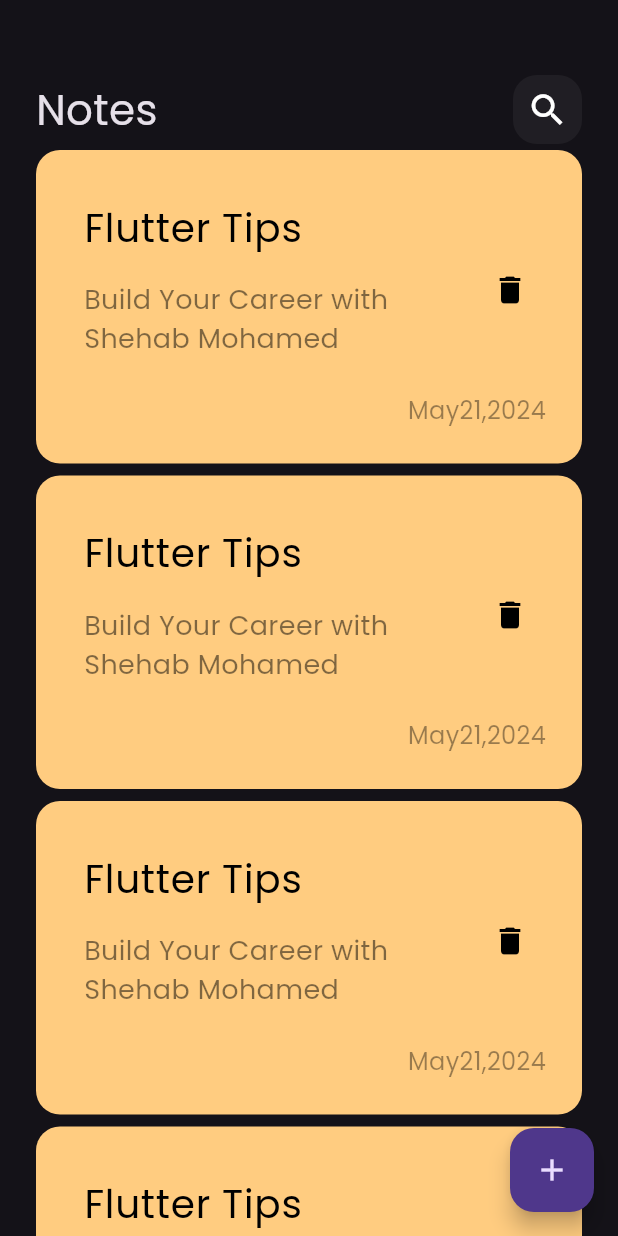
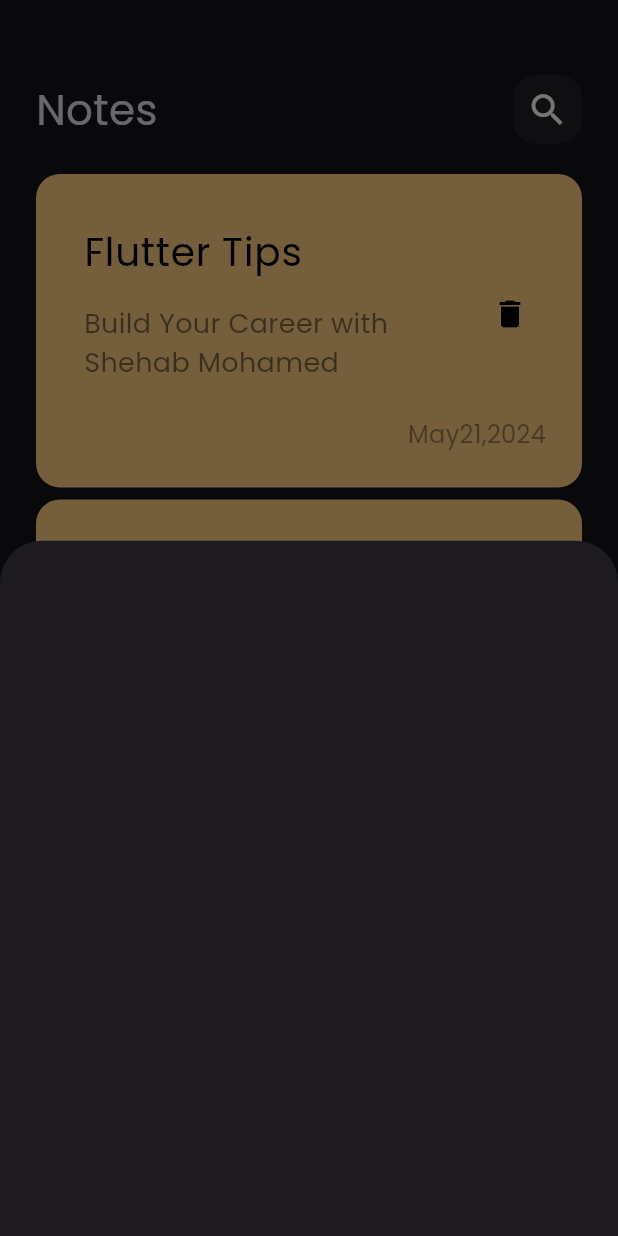
Before and after one commit to shehabbebo/notes_app, a Flutter app: the screen it shows after launch, after a tap on the "add" icon, on a phone screen of 412 x 824 dp. Run offline on Flutter 3.47's test engine with Material 3 defaults, Android fonts, the phone set to English and light mode, and no system bars.

Commit message:
show model buttom sheet

```diff
--- a/lib/views/notes_view.dart
+++ b/lib/views/notes_view.dart
@@ -1,4 +1,5 @@
 import 'package:flutter/material.dart';
+import 'package:note_app/views/weight/addnote_buttomSheet.dart';
 import 'package:note_app/views/weight/notes_view_body.dart';
 
 class NotesView extends StatelessWidget {
@@ -8,7 +9,13 @@ class NotesView extends StatelessWidget {
   Widget build(BuildContext context) {
     return Scaffold(
       floatingActionButton: FloatingActionButton(
-        onPressed: () {},
+        onPressed: () {
+          showModalBottomSheet(
+              context: context,
+              builder: (context) {
+                return const addNoteBottomSheet();
+              });
+        },
         child: Icon(Icons.add),
       ),
       body: const Notesviesbody(),
--- /dev/null
+++ b/lib/views/weight/addnote_buttomSheet.dart
@@ -0,0 +1,10 @@
+import 'package:flutter/material.dart';
+
+class addNoteBottomSheet extends StatelessWidget {
+  const addNoteBottomSheet({super.key});
+
+  @override
+  Widget build(BuildContext context) {
+    return Container();
+  }
+}
--- a/lib/views/weight/notes_list_view.dart
+++ b/lib/views/weight/notes_list_view.dart
@@ -6,11 +6,16 @@ class NotesListView extends StatelessWidget {
 
   @override
   Widget build(BuildContext context) {
-    return ListView.builder(itemBuilder: (context, index) {
-      return Padding(
-        padding: const EdgeInsets.symmetric(vertical: 4),
-        child: const NoteItem(),
-      );
-    });
+    return Padding(
+      padding: const EdgeInsets.symmetric(vertical: 16),
+      child: ListView.builder(
+          padding: EdgeInsets.zero,
+          itemBuilder: (context, index) {
+            return Padding(
+              padding: const EdgeInsets.symmetric(vertical: 4),
+              child: const NoteItem(),
+            );
+          }),
+    );
   }
 }
```
